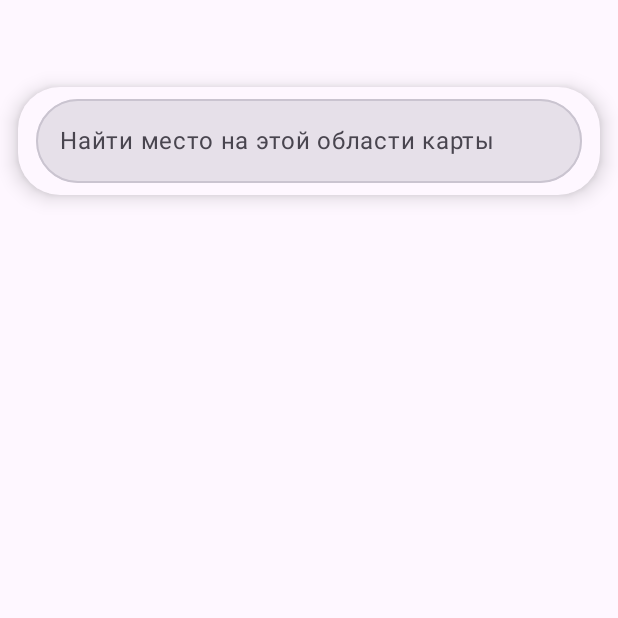
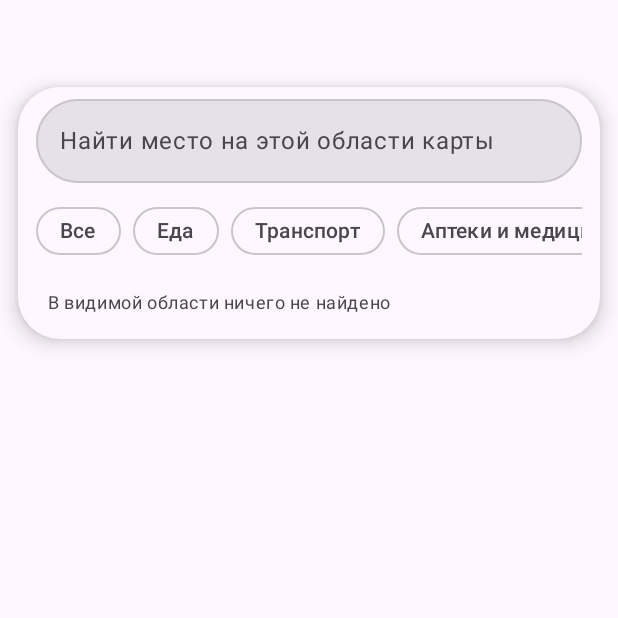
Before and after one commit to ibthe/Oflayn-kart, an Android app built with Jetpack Compose: the composable MapViewportSearchBox called with empty values, on a phone screen of 412 x 824 dp, the top half of it. Run offline under Robolectric (Android 15) with nearby library versions, the phone set to English and light mode, and no system bars; libraries missing offline, so code that uses them is left out: org.mapsforge.core.

Commit message:
Add quick category chips to offline map search

```diff
--- a/app/src/main/java/app/georgia/offline/ui/GeorgiaOfflineApp.kt
+++ b/app/src/main/java/app/georgia/offline/ui/GeorgiaOfflineApp.kt
@@ -434,23 +434,25 @@ private fun MapScreen(modifier: Modifier, settings: LocalSettings, navigation: N
     var poiDatabase by remember { mutableStateOf<File?>(null) }
     var selectedMapPoi by remember { mutableStateOf<PoiRepository.PoiRecord?>(null) }
     var mapSearchQuery by rememberSaveable { mutableStateOf("") }
+    var mapSearchCategory by rememberSaveable { mutableStateOf("all") }
     var mapSearchResults by remember { mutableStateOf<List<PoiRepository.PoiRecord>>(emptyList()) }
     var mapSearchViewport by remember { mutableStateOf<MapViewportBounds?>(null) }
     var mapSearchLoading by remember { mutableStateOf(false) }
     LaunchedEffect(Unit) { poiDatabase = PoiRepository.ensureInstalled(context).database }
-    LaunchedEffect(poiDatabase, mapSearchViewport, mapSearchQuery) {
+    LaunchedEffect(poiDatabase, mapSearchViewport, mapSearchQuery, mapSearchCategory) {
         val db = poiDatabase ?: return@LaunchedEffect
         val bounds = mapSearchViewport ?: return@LaunchedEffect
-        if (mapSearchQuery.isBlank()) {
+        if (mapSearchQuery.isBlank() && mapSearchCategory == "all") {
             mapSearchResults = emptyList()
             mapSearchLoading = false
             return@LaunchedEffect
         }
-        delay(220)
+        delay(180)
         mapSearchLoading = true
         try {
             mapSearchResults = PoiRepository.searchInBounds(
-                db, mapSearchQuery, bounds.north, bounds.south, bounds.east, bounds.west, limit = 40
+                db, mapSearchQuery, bounds.north, bounds.south, bounds.east, bounds.west,
+                category = mapSearchCategory, limit = 60
             )
         } catch (_: Exception) {
             mapSearchResults = emptyList()
@@ -603,6 +605,8 @@ private fun MapScreen(modifier: Modifier, settings: LocalSettings, navigation: N
                 MapViewportSearchBox(
                     query = mapSearchQuery,
                     onQueryChange = { mapSearchQuery = it },
+                    selectedCategory = mapSearchCategory,
+                    onCategoryChange = { mapSearchCategory = it },
                     results = mapSearchResults,
                     loading = mapSearchLoading,
                     language = settings.language,
@@ -842,11 +846,18 @@ private fun MapScreen(modifier: Modifier, settings: LocalSettings, navigation: N
 private fun MapViewportSearchBox(
     query: String,
     onQueryChange: (String) -> Unit,
+    selectedCategory: String,
+    onCategoryChange: (String) -> Unit,
     results: List<PoiRepository.PoiRecord>,
     loading: Boolean,
     language: String,
     onSelect: (PoiRepository.PoiRecord) -> Unit
 ) {
+    val categories = listOf(
+        "all" to "Все", "food" to "Еда", "transport" to "Транспорт",
+        "medical" to "Аптеки и медицина", "tourism" to "Достопримечательности",
+        "historic" to "История", "nature" to "Природа", "shops" to "Магазины"
+    )
     Card(
         modifier = Modifier.fillMaxWidth().padding(horizontal = Space.s).padding(top = 58.dp),
         shape = RoundedCornerShape(Radius.card),
@@ -876,7 +887,20 @@ private fun MapViewportSearchBox(
                     unfocusedBorderColor = MaterialTheme.colorScheme.outlineVariant
                 )
             )
-            if (query.isNotBlank()) {
+            Row(
+                Modifier.fillMaxWidth().horizontalScroll(rememberScrollState()),
+                horizontalArrangement = Arrangement.spacedBy(Space.xs)
+            ) {
+                categories.forEach { (key, label) ->
+                    FilterChip(
+                        selected = selectedCategory == key,
+                        onClick = { onCategoryChange(key) },
+                        label = { Text(label, maxLines = 1) },
+                        shape = RoundedCornerShape(50)
+                    )
+                }
+            }
+            if (query.isNotBlank() || selectedCategory != "all") {
                 if (loading) {
                     Row(Modifier.fillMaxWidth().padding(vertical = Space.xs), horizontalArrangement = Arrangement.Center) {
                         CircularProgressIndicator(modifier = Modifier.size(18.dp), strokeWidth = 2.dp)
```
